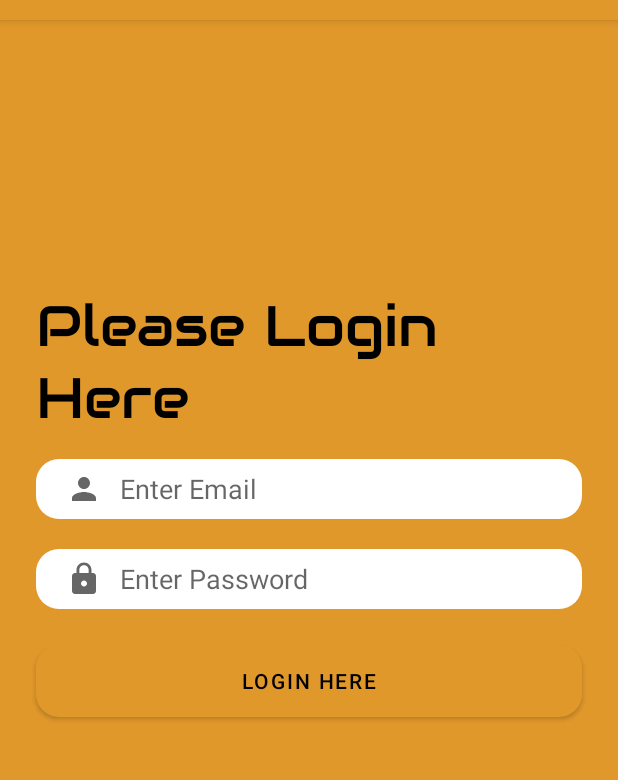
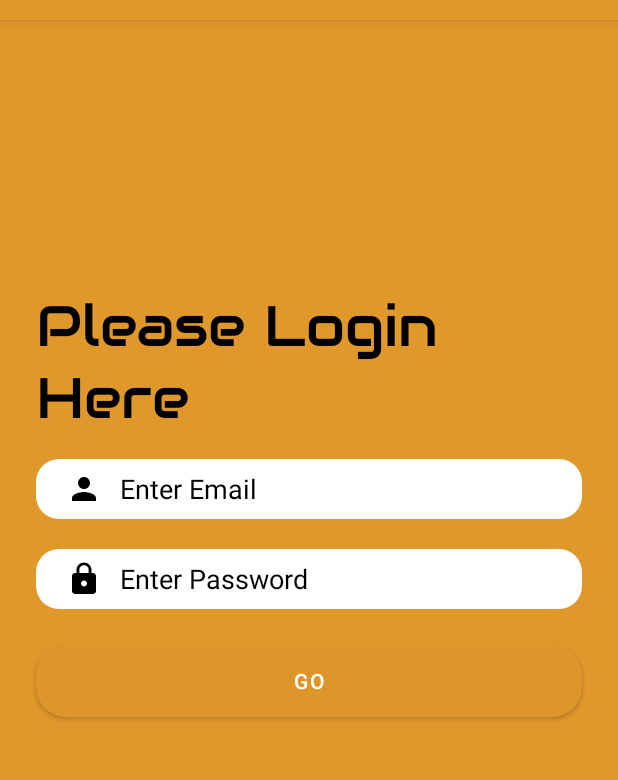
Before and after one commit to shritambaskar/shivsena_yavatmal, an Android app: the screen it shows after launch (LoginActivity), on a phone screen of 412 x 824 dp, the part 64-844 px from its top. Run offline under Robolectric (Android 15) with nearby library versions, the phone set to English and light mode, and no system bars.

Commit message:
Shivsena Yavatmal

```diff
--- a/app/src/main/res/drawable/ic_name.xml
+++ b/app/src/main/res/drawable/ic_name.xml
@@ -5,6 +5,6 @@
     android:viewportHeight="24"
     android:tint="?attr/colorControlNormal">
   <path
-      android:fillColor="@android:color/white"
+      android:fillColor="@color/black"
       android:pathData="M12,12c2.21,0 4,-1.79 4,-4s-1.79,-4 -4,-4 -4,1.79 -4,4 1.79,4 4,4zM12,14c-2.67,0 -8,1.34 -8,4v2h16v-2c0,-2.66 -5.33,-4 -8,-4z"/>
 </vector>
--- a/app/src/main/res/drawable/rounded_bt.xml
+++ b/app/src/main/res/drawable/rounded_bt.xml
@@ -1,13 +1,13 @@
 <?xml version="1.0" encoding="utf-8"?>
-<!--  res/drawable/rounded_edittext.xml -->
 <shape xmlns:android="http://schemas.android.com/apk/res/android"
-    android:shape="rectangle"
-    android:padding="10dp">
+    android:shape="rectangle">
 
-    <solid android:color="#0E0101"/>
-    <corners
-        android:bottomRightRadius="15dp"
-        android:bottomLeftRadius="15dp"
-        android:topLeftRadius="15dp"
-        android:topRightRadius="15dp" />
+    <corners android:radius="20dp"/> // if you want clear round shape then make radius size is half of your  button`s height.
+    <solid android:color="#EE050505"/> // Button Colour
+    <padding
+        android:bottom="5dp"
+        android:left="10dp"
+        android:right="10dp"
+        android:top="5dp"/>
+
 </shape>
--- a/app/src/main/res/drawable/rounded_et.xml
+++ b/app/src/main/res/drawable/rounded_et.xml
@@ -4,7 +4,7 @@
     android:shape="rectangle"
     android:padding="10dp">
 
-    <solid android:color="#000000" />
+    <solid android:color="#FAF9F6" />
     <corners
         android:bottomRightRadius="15dp"
         android:bottomLeftRadius="15dp"
--- a/app/src/main/res/layout/activity_login.xml
+++ b/app/src/main/res/layout/activity_login.xml
@@ -31,9 +31,12 @@
         android:layout_marginTop="16dp"
         android:background="@drawable/rounded_et"
         android:backgroundTint="@color/white"
+        android:textColor="@color/black"
         android:drawableStart="@drawable/ic_name"
+        android:drawableTint="@color/black"
         android:drawablePadding="12dp"
         android:hint="Enter Email"
+        android:textColorHint="@color/black"
         android:paddingStart="20dp"
         app:layout_constraintEnd_toEndOf="@+id/textView"
         app:layout_constraintHorizontal_bias="1.0"
@@ -48,8 +51,10 @@
         android:background="@drawable/rounded_et"
         android:backgroundTint="@color/white"
         android:drawableStart="@drawable/ic_password"
+        android:drawableTint="@color/black"
         android:drawablePadding="12dp"
         android:hint="Enter Password"
+        android:textColorHint="@color/black"
         android:paddingStart="20dp"
         app:layout_constraintEnd_toEndOf="@+id/email"
         app:layout_constraintHorizontal_bias="0.0"
@@ -61,8 +66,9 @@
         android:layout_width="0dp"
         android:layout_height="wrap_content"
         android:background="@drawable/rounded_bt"
-        android:text="Login Here"
-        android:textColor="@color/black"
+        android:backgroundTint="@color/black"
+        android:text="GO"
+        android:textColor="@color/white"
         app:layout_constraintBottom_toBottomOf="parent"
         app:layout_constraintEnd_toEndOf="@+id/password"
         app:layout_constraintHorizontal_bias="0.0"
--- a/app/src/main/res/values/colors.xml
+++ b/app/src/main/res/values/colors.xml
@@ -1,6 +1,6 @@
 <?xml version="1.0" encoding="utf-8"?>
 <resources>
-    <color name="purple_200">#EAA36C</color>
+    <color name="purple_200">#0C0500</color>
     <color name="purple_500">#FFE1982B</color>
     <color name="purple_700">#FFE1982B</color>
     <color name="teal_200">#FF03DAC5</color>
```
